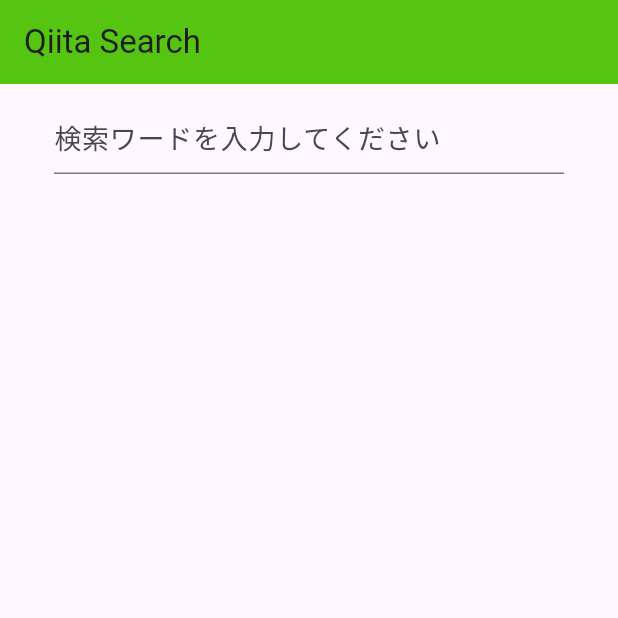
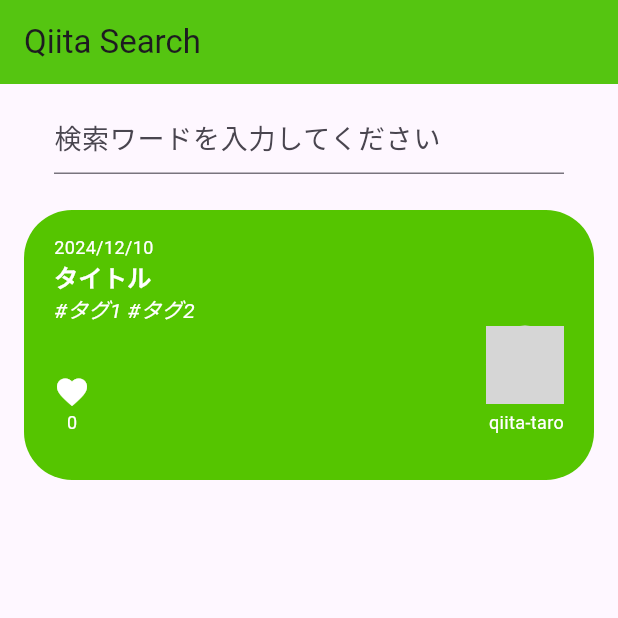
Before and after one commit to hirodesu85/flutter-practice, a Flutter app: the screen it shows after launch, on a phone screen of 412 x 824 dp, the top half of it. Run offline on Flutter 3.47's test engine with Material 3 defaults, Android fonts, the phone set to English and light mode, and no system bars; our stand-ins replace flutter_dotenv; network calls fail; grey boxes are pictures that could not be loaded.

Commit message:
add:記事カード作成

```diff
--- a/lib/screens/search_screen.dart
+++ b/lib/screens/search_screen.dart
@@ -1,8 +1,10 @@
 import 'package:flutter/material.dart';
+import 'package:flutter_practice/widgets/article_container.dart';
 import 'dart:convert';
 import 'package:http/http.dart' as http;
 import 'package:flutter_dotenv/flutter_dotenv.dart';
 import 'package:flutter_practice/models/article.dart';
+import 'package:flutter_practice/models/user.dart';
 
 class SearchScreen extends StatefulWidget {
   const SearchScreen({super.key});
@@ -43,6 +45,19 @@ class _SearchScreenState extends State<SearchScreen> {
               ),
             ),
             // 検索結果一覧
+            ArticleContainer(
+              article: Article(
+                title: 'タイトル',
+                user: User(
+                  id: 'qiita-taro',
+                  profileImageUrl:
+                      'https://firebasestorage.googleapis.com/v0/b/gs-expansion-test.appspot.com/o/unknown_person.png?alt=media',
+                ),
+                createdAt: DateTime.now(),
+                tags: ['タグ1', 'タグ2'],
+                url: 'https://example.com',
+              ),
+            ),
           ],
         ));
   }
--- /dev/null
+++ b/lib/widgets/article_container.dart
@@ -0,0 +1,107 @@
+import 'package:flutter/material.dart';
+import 'package:flutter_practice/models/article.dart';
+import 'package:intl/intl.dart';
+
+class ArticleContainer extends StatelessWidget {
+  const ArticleContainer({
+    super.key,
+    required this.article,
+  });
+
+  final Article article;
+
+  @override
+  Widget build(BuildContext context) {
+    return Padding(
+      padding: const EdgeInsets.symmetric(
+        vertical: 12,
+        horizontal: 16,
+      ),
+      child: Container(
+        height: 180,
+        padding: const EdgeInsets.symmetric(
+          horizontal: 20,
+          vertical: 16,
+        ),
+        decoration: const BoxDecoration(
+          color: Color(0xFF55C500),
+          borderRadius: BorderRadius.all(Radius.circular(32)),
+        ),
+        child: Column(
+          crossAxisAlignment: CrossAxisAlignment.start,
+          children: [
+            // 投稿日
+            Text(
+              DateFormat('yyyy/MM/dd').format(article.createdAt),
+              style: const TextStyle(
+                color: Colors.white,
+                fontSize: 12,
+              ),
+            ),
+            // タイトル
+            Text(
+              article.title,
+              maxLines: 2,
+              overflow: TextOverflow.ellipsis,
+              style: const TextStyle(
+                color: Colors.white,
+                fontSize: 16,
+                fontWeight: FontWeight.bold,
+              ),
+            ),
+            // タグ
+            Text(
+              '#${article.tags.join(' #')}',
+              style: const TextStyle(
+                color: Colors.white,
+                fontStyle: FontStyle.italic,
+              ),
+            ),
+            // いいね、投稿者
+            Row(
+              mainAxisAlignment: MainAxisAlignment.spaceBetween,
+              crossAxisAlignment: CrossAxisAlignment.end,
+              children: [
+                // いいね数
+                Column(
+                  children: [
+                    const Icon(
+                      Icons.favorite,
+                      color: Colors.white,
+                    ),
+                    Text(
+                      article.likesCount.toString(),
+                      style: const TextStyle(
+                        color: Colors.white,
+                        fontSize: 12,
+                      ),
+                    ),
+                  ],
+                ),
+                // 投稿者
+                Column(
+                  crossAxisAlignment: CrossAxisAlignment.end,
+                  children: [
+                    CircleAvatar(
+                      radius: 26,
+                      backgroundImage:
+                          NetworkImage(article.user.profileImageUrl),
+                    ),
+                    const SizedBox(height: 4),
+                    Text(
+                      article.user.id,
+                      style: const TextStyle(
+                        color: Colors.white,
+                        fontSize: 12,
+                      ),
+                    ),
+                  ],
+                )
+              ],
+            ),
+          ],
+        ),
+      ),
+    );
+  }
+}
--- a/pubspec.yaml
+++ b/pubspec.yaml
@@ -36,6 +36,7 @@ dependencies:
   cupertino_icons: ^1.0.8
   http: ^1.2.2
   flutter_dotenv: ^5.2.1
+  intl: ^0.20.1
 
 dev_dependencies:
   flutter_test:
```
Also changed, not shown: pubspec.lock.
